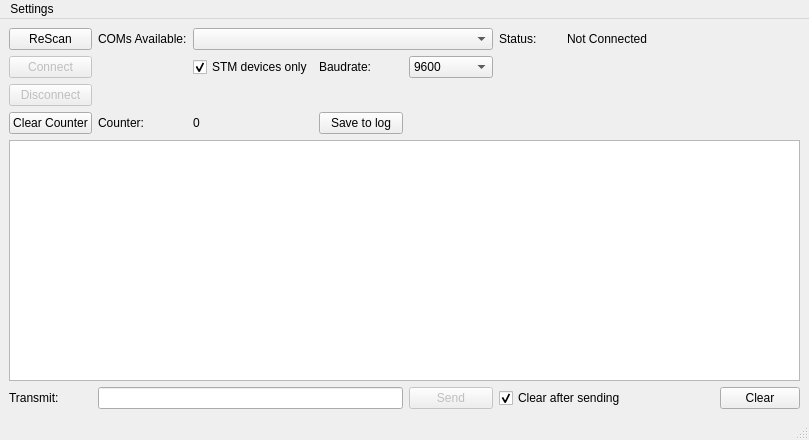
Qt form Terminal.ui (notiel/OstrannaTerminal) before a commit.
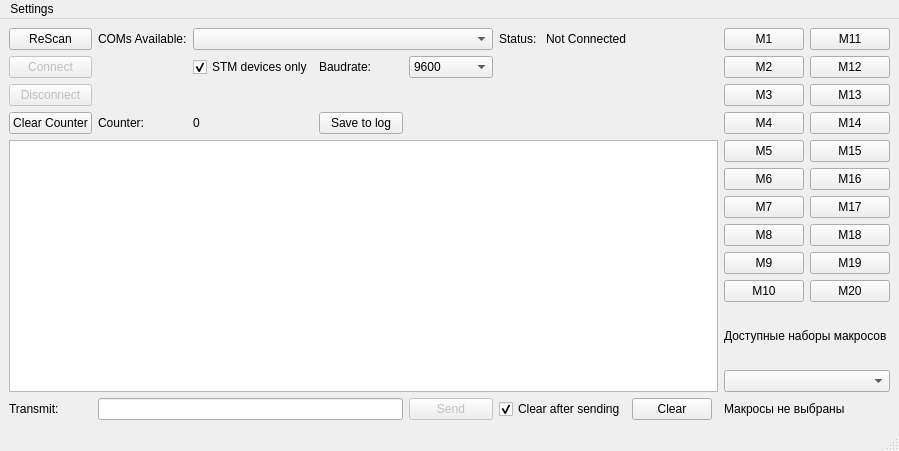
The same form after that commit.

Commit message: macros in main window added

Patch:
```diff
--- a/Terminal.ui
+++ b/Terminal.ui
@@ -6,8 +6,8 @@
    <rect>
     <x>0</x>
     <y>0</y>
-    <width>809</width>
-    <height>440</height>
+    <width>898</width>
+    <height>451</height>
    </rect>
   </property>
   <property name="windowTitle">
@@ -70,9 +70,6 @@
       </property>
      </widget>
     </item>
-    <item row="15" column="1" colspan="3">
-     <widget class="QLineEdit" name="TxtTransmit"/>
-    </item>
     <item row="12" column="1">
      <widget class="QLabel" name="LblCounter">
       <property name="maximumSize">
@@ -100,23 +97,6 @@
       </property>
      </widget>
     </item>
-    <item row="15" column="0">
-     <widget class="QLabel" name="LblTransmit">
-      <property name="text">
-       <string>Transmit:</string>
-      </property>
-     </widget>
-    </item>
-    <item row="15" column="4">
-     <widget class="QPushButton" name="BtnSend">
-      <property name="enabled">
-       <bool>false</bool>
-      </property>
-      <property name="text">
-       <string>Send</string>
-      </property>
-     </widget>
-    </item>
     <item row="6" column="0">
      <widget class="QPushButton" name="BtnConnect">
       <property name="enabled">
@@ -127,6 +107,20 @@
       </property>
      </widget>
     </item>
+    <item row="12" column="3">
+     <widget class="QPushButton" name="BtnSave">
+      <property name="text">
+       <string>Save to log</string>
+      </property>
+     </widget>
+    </item>
+    <item row="0" column="6">
+     <widget class="QLabel" name="LblStatusInfo">
+      <property name="text">
+       <string>Not Connected</string>
+      </property>
+     </widget>
+    </item>
     <item row="7" column="0">
      <widget class="QPushButton" name="BtnDisconnect">
       <property name="enabled">
@@ -137,6 +131,13 @@
       </property>
      </widget>
     </item>
+    <item row="0" column="5">
+     <widget class="QLabel" name="LblStatus">
+      <property name="text">
+       <string>Status:</string>
+      </property>
+     </widget>
+    </item>
     <item row="6" column="2">
      <widget class="QCheckBox" name="CBSTM">
       <property name="text">
@@ -147,7 +148,201 @@
       </property>
      </widget>
     </item>
-    <item row="14" column="0" colspan="9">
+    <item row="15" column="9">
+     <widget class="QPushButton" name="BtnMacros7">
+      <property name="text">
+       <string>M7</string>
+      </property>
+     </widget>
+    </item>
+    <item row="18" column="9">
+     <widget class="QPushButton" name="BtnMacros10">
+      <property name="text">
+       <string>M10</string>
+      </property>
+     </widget>
+    </item>
+    <item row="17" column="9">
+     <widget class="QPushButton" name="BtnMacros9">
+      <property name="text">
+       <string>M9</string>
+      </property>
+     </widget>
+    </item>
+    <item row="16" column="9">
+     <widget class="QPushButton" name="BtnMacros8">
+      <property name="text">
+       <string>M8</string>
+      </property>
+     </widget>
+    </item>
+    <item row="0" column="10">
+     <widget class="QPushButton" name="BtnMacros11">
+      <property name="text">
+       <string>M11</string>
+      </property>
+     </widget>
+    </item>
+    <item row="21" column="0">
+     <widget class="QLabel" name="LblTransmit">
+      <property name="text">
+       <string>Transmit:</string>
+      </property>
+     </widget>
+    </item>
+    <item row="6" column="10">
+     <widget class="QPushButton" name="BtnMacros12">
+      <property name="text">
+       <string>M12</string>
+      </property>
+     </widget>
+    </item>
+    <item row="7" column="10">
+     <widget class="QPushButton" name="BtnMacros13">
+      <property name="text">
+       <string>M13</string>
+      </property>
+     </widget>
+    </item>
+    <item row="13" column="10">
+     <widget class="QPushButton" name="BtnMacros15">
+      <property name="text">
+       <string>M15</string>
+      </property>
+     </widget>
+    </item>
+    <item row="12" column="10">
+     <widget class="QPushButton" name="BtnMacros14">
+      <property name="text">
+       <string>M14</string>
+      </property>
+     </widget>
+    </item>
+    <item row="14" column="9">
+     <widget class="QPushButton" name="BtnMacros6">
+      <property name="text">
+       <string>M6</string>
+      </property>
+     </widget>
+    </item>
+    <item row="16" column="10">
+     <widget class="QPushButton" name="BtnMacros18">
+      <property name="text">
+       <string>M18</string>
+      </property>
+     </widget>
+    </item>
+    <item row="14" column="10">
+     <widget class="QPushButton" name="BtnMacros16">
+      <property name="text">
+       <string>M16</string>
+      </property>
+     </widget>
+    </item>
+    <item row="17" column="10">
+     <widget class="QPushButton" name="BtnMacros19">
+      <property name="text">
+       <string>M19</string>
+      </property>
+     </widget>
+    </item>
+    <item row="15" column="10">
+     <widget class="QPushButton" name="BtnMacros17">
+      <property name="text">
+       <string>M17</string>
+      </property>
+     </widget>
+    </item>
+    <item row="6" column="9">
+     <widget class="QPushButton" name="BtnMacros1_2">
+      <property name="text">
+       <string>M2</string>
+      </property>
+     </widget>
+    </item>
+    <item row="12" column="9">
+     <widget class="QPushButton" name="BtnMacros4">
+      <property name="text">
+       <string>M4</string>
+      </property>
+     </widget>
+    </item>
+    <item row="20" column="9" colspan="2">
+     <widget class="QComboBox" name="CBMacros"/>
+    </item>
+    <item row="13" column="9">
+     <widget class="QPushButton" name="BtnMacros5">
+      <property name="text">
+       <string>M5</string>
+      </property>
+     </widget>
+    </item>
+    <item row="21" column="4">
+     <widget class="QPushButton" name="BtnSend">
+      <property name="enabled">
+       <bool>false</bool>
+      </property>
+      <property name="text">
+       <string>Send</string>
+      </property>
+     </widget>
+    </item>
+    <item row="7" column="9">
+     <widget class="QPushButton" name="BtnMacros3">
+      <property name="text">
+       <string>M3</string>
+      </property>
+     </widget>
+    </item>
+    <item row="21" column="9" colspan="2">
+     <widget class="QLabel" name="LblMacros">
+      <property name="text">
+       <string>Макросы не выбраны</string>
+      </property>
+     </widget>
+    </item>
+    <item row="18" column="10">
+     <widget class="QPushButton" name="BtnMacros20">
+      <property name="text">
+       <string>M20</string>
+      </property>
+     </widget>
+    </item>
+    <item row="21" column="1" colspan="3">
+     <widget class="QLineEdit" name="TxtTransmit"/>
+    </item>
+    <item row="0" column="9">
+     <widget class="QPushButton" name="BtnMacros1">
+      <property name="text">
+       <string>M1</string>
+      </property>
+     </widget>
+    </item>
+    <item row="19" column="9" colspan="2">
+     <widget class="QLabel" name="LblMacrosAvailable">
+      <property name="text">
+       <string>Доступные наборы макросов</string>
+      </property>
+     </widget>
+    </item>
+    <item row="21" column="5" colspan="2">
+     <widget class="QCheckBox" name="CBClear">
+      <property name="text">
+       <string>Clear after sending</string>
+      </property>
+      <property name="checked">
+       <bool>true</bool>
+      </property>
+     </widget>
+    </item>
+    <item row="21" column="7">
+     <widget class="QPushButton" name="BtnClear">
+      <property name="text">
+       <string>Clear</string>
+      </property>
+     </widget>
+    </item>
+    <item row="13" column="0" rowspan="8" colspan="9">
      <widget class="QTextBrowser" name="TxtBuffer">
       <property name="html">
        <string>&lt;!DOCTYPE HTML PUBLIC &quot;-//W3C//DTD HTML 4.0//EN&quot; &quot;http://www.w3.org/TR/REC-html40/strict.dtd&quot;&gt;
@@ -158,44 +353,6 @@
       </property>
      </widget>
     </item>
-    <item row="0" column="5">
-     <widget class="QLabel" name="LblStatus">
-      <property name="text">
-       <string>Status:</string>
-      </property>
-     </widget>
-    </item>
-    <item row="0" column="6">
-     <widget class="QLabel" name="LblStatusInfo">
-      <property name="text">
-       <string>Not Connected</string>
-      </property>
-     </widget>
-    </item>
-    <item row="15" column="8">
-     <widget class="QPushButton" name="BtnClear">
-      <property name="text">
-       <string>Clear</string>
-      </property>
-     </widget>
-    </item>
-    <item row="15" column="5" colspan="2">
-     <widget class="QCheckBox" name="CBClear">
-      <property name="text">
-       <string>Clear after sending</string>
-      </property>
-      <property name="checked">
-       <bool>true</bool>
-      </property>
-     </widget>
-    </item>
-    <item row="12" column="3">
-     <widget class="QPushButton" name="BtnSave">
-      <property name="text">
-       <string>Save to log</string>
-      </property>
-     </widget>
-    </item>
    </layout>
   </widget>
   <widget class="QMenuBar" name="menubar">
@@ -203,7 +360,7 @@
     <rect>
      <x>0</x>
      <y>0</y>
-     <width>809</width>
+     <width>898</width>
      <height>26</height>
     </rect>
    </property>
```
The commit also changes 1 other file.
